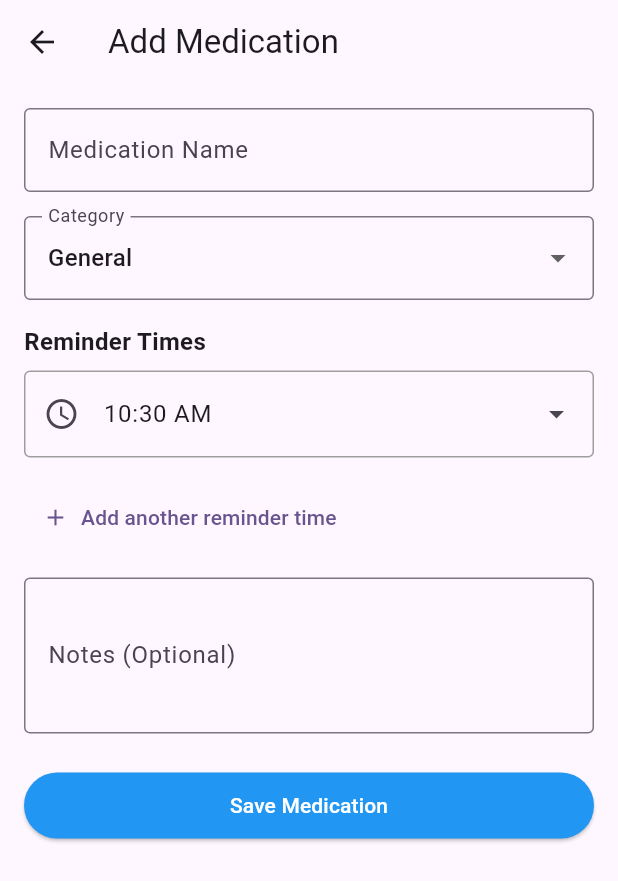
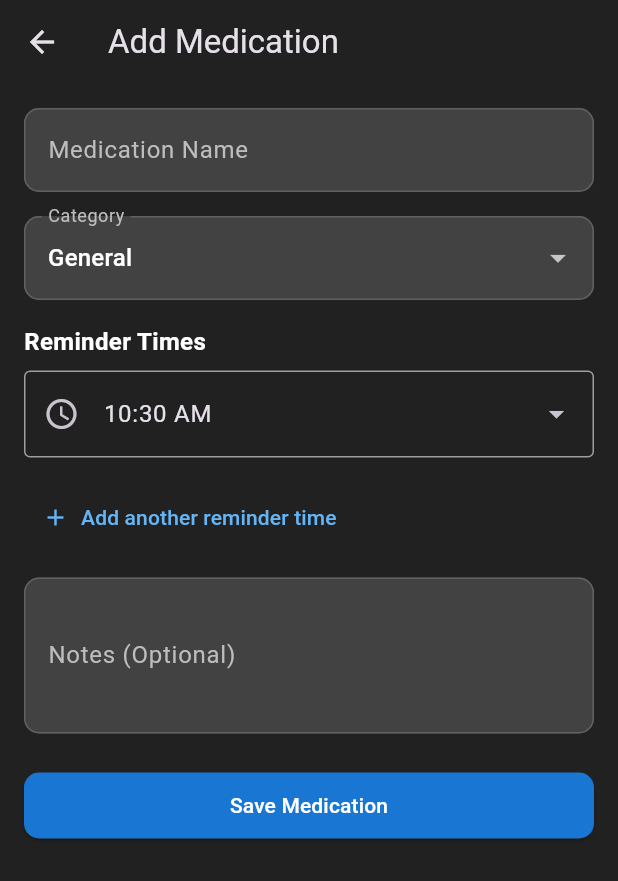
Before and after one commit to dilinamewan/pulsemedicalapplication, a Flutter app: the AddMedicationScreen screen opened directly, on a phone screen of 412 x 824 dp. Shown: the top 881 px of the screen. Run offline on Flutter 3.47's test engine with Material 3 defaults, Android fonts, the phone set to English and light mode, and no system bars; our stand-ins replace awesome_notifications, cloud_firestore, dio, file_picker, firebase_auth, firebase_core and 13 more; missing offline and left inert: flutter_ai_toolkit, workmanager; accounts and stored records are empty.

Commit message:
improving darkmode UI & some minor changes

```diff
--- a/lib/UI/components/HMUI.dart
+++ b/lib/UI/components/HMUI.dart
@@ -35,7 +35,7 @@ class HMUIScreenState extends State<HMUIScreen> {
           .collection('users')
           .doc(user.uid)
           .collection('Health Metrics')
-          .orderBy('timestamp', descending: false)
+          .orderBy('date', descending: false)
           .get();
 
       if (snapshot.docs.isEmpty) {
--- a/lib/ui/add_medication_screen.dart
+++ b/lib/ui/add_medication_screen.dart
@@ -20,6 +20,64 @@ class _AddMedicationScreenState extends State<AddMedicationScreen> {
   String _selectedCategory = Medication.categories.first;
   final List<DateTime> _reminderTimes = [DateTime.now()];
 
+  // Define the dark theme
+  final ThemeData _darkTheme = ThemeData(
+    brightness: Brightness.dark,
+    primarySwatch: Colors.blue,
+    scaffoldBackgroundColor: Colors.grey[900],
+    cardColor: Colors.grey[850],
+    appBarTheme: AppBarTheme(
+      backgroundColor: Colors.grey[900],
+      elevation: 0,
+    ),
+    textTheme: const TextTheme(
+      bodyMedium: TextStyle(color: Colors.white),
+      titleMedium: TextStyle(color: Colors.white),
+    ),
+    inputDecorationTheme: InputDecorationTheme(
+      filled: true,
+      fillColor: Colors.grey[800],
+      border: OutlineInputBorder(
+        borderRadius: BorderRadius.circular(10),
+        borderSide: BorderSide(color: Colors.grey[700]!),
+      ),
+      enabledBorder: OutlineInputBorder(
+        borderRadius: BorderRadius.circular(10),
+        borderSide: BorderSide(color: Colors.grey[700]!),
+      ),
+      focusedBorder: OutlineInputBorder(
+        borderRadius: BorderRadius.circular(10),
+        borderSide: BorderSide(color: Colors.blue[300]!),
+      ),
+      labelStyle: TextStyle(color: Colors.grey[400]),
+      iconColor: Colors.grey[400],
+    ),
+    elevatedButtonTheme: ElevatedButtonThemeData(
+      style: ElevatedButton.styleFrom(
+        backgroundColor: Colors.blue[700],
+        foregroundColor: Colors.white,
+        shape: RoundedRectangleBorder(
+          borderRadius: BorderRadius.circular(10),
+        ),
+        padding: const EdgeInsets.symmetric(vertical: 12),
+      ),
+    ),
+    textButtonTheme: TextButtonThemeData(
+      style: TextButton.styleFrom(
+        foregroundColor: Colors.blue[300],
+      ),
+    ),
+    iconTheme: IconThemeData(
+      color: Colors.grey[400],
+    ),
+    dropdownMenuTheme: DropdownMenuThemeData(
+      textStyle: TextStyle(color: Colors.white),
+      menuStyle: MenuStyle(
+        backgroundColor: MaterialStatePropertyAll(Colors.grey[850]),
+      ),
+    ),
+  );
+
   @override
   void dispose() {
     _nameController.dispose();
@@ -29,7 +87,11 @@ class _AddMedicationScreenState extends State<AddMedicationScreen> {
 
   @override
   Widget build(BuildContext context) {
-    return Scaffold(
+    // Apply the dark theme to this widget and its descendants
+    return Theme(
+      data: _darkTheme,
+      child: Builder(
+        builder: (context) => Scaffold(
           appBar: AppBar(
             title: const Text('Add Medication'),
           ),
@@ -67,14 +129,12 @@ class _AddMedicationScreenState extends State<AddMedicationScreen> {
                 const SizedBox(height: 24),
                 ElevatedButton(
                   onPressed: _saveMedication,
-              style: ElevatedButton.styleFrom(
-                backgroundColor: Colors.blue,
-                foregroundColor: Colors.white,
-                padding: const EdgeInsets.symmetric(vertical: 12),
-              ),
+                  // Remove hardcoded styles to use theme
                   child: const Text('Save Medication'),
                 ),
               ],
+            ),
+          ),
         ),
       ),
     );
@@ -87,6 +147,7 @@ class _AddMedicationScreenState extends State<AddMedicationScreen> {
         border: OutlineInputBorder(),
       ),
       value: _selectedCategory,
+      dropdownColor: Colors.grey[850], // Match dropdown color to theme
       items: Medication.categories.map((category) {
         return DropdownMenuItem<String>(
           value: category,
@@ -107,9 +168,9 @@ class _AddMedicationScreenState extends State<AddMedicationScreen> {
     return Column(
       crossAxisAlignment: CrossAxisAlignment.start,
       children: [
-        const Text(
+        Text(
           'Reminder Times',
-          style: TextStyle(fontSize: 16, fontWeight: FontWeight.bold),
+          style: TextStyle(fontSize: 16, fontWeight: FontWeight.bold, color: Colors.white),
         ),
         const SizedBox(height: 8),
         ListView.builder(
```
Also changed, not shown: lib/ui/AddHMUI.dart (+62 -32 lines), lib/ui/MedicationHomeScreen.dart (+1 -17 lines). Lines whose indentation alone changed are shown as unchanged.
